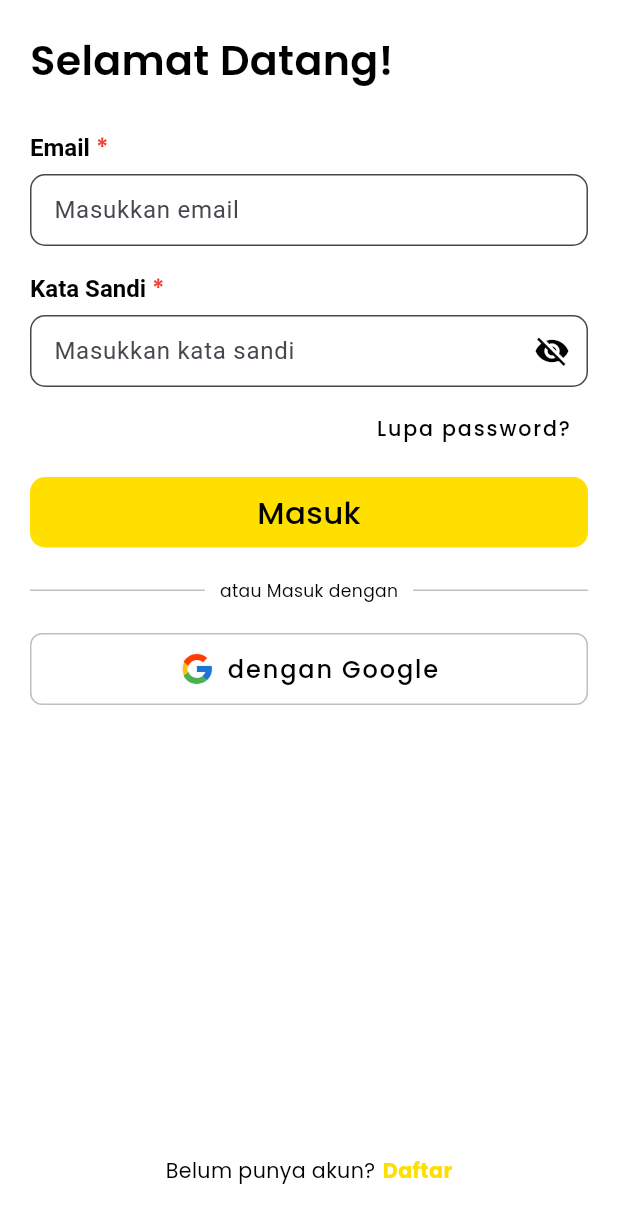
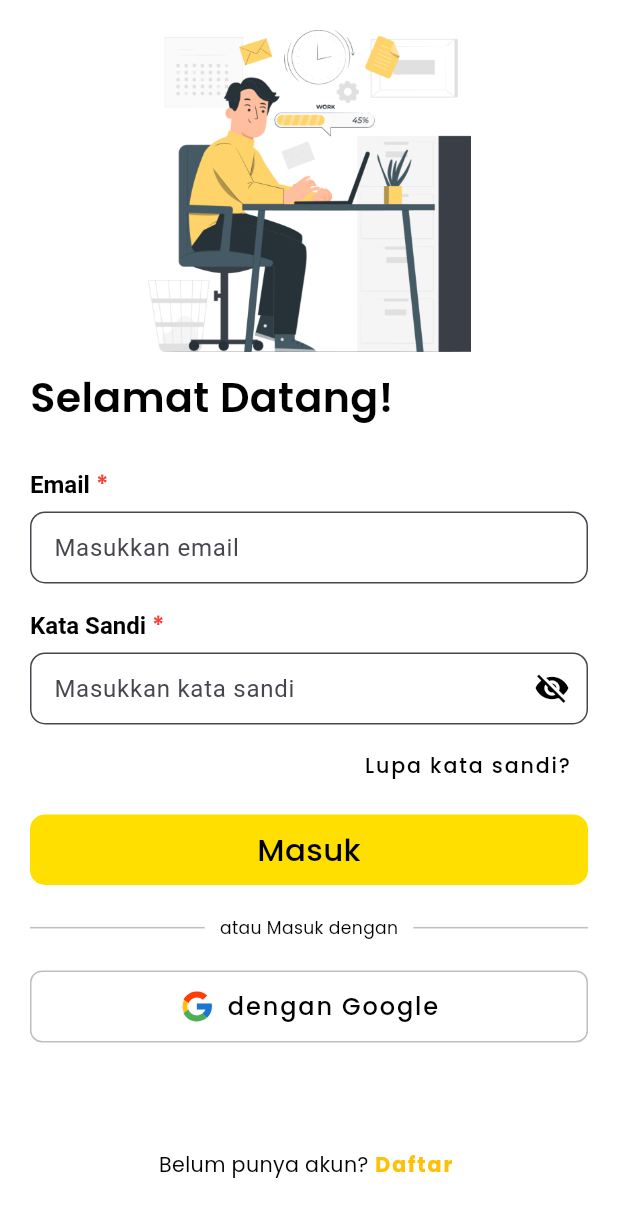
Before and after one commit to TDR-Team/gudang_elektrikal, a Flutter app: the screen it shows after launch, on a phone screen of 412 x 824 dp. Shown: the top 1223 px of the screen. Run offline on Flutter 3.47's test engine with Material 3 defaults, Android fonts, the phone set to English and light mode, and no system bars; our stand-ins replace cloud_firestore, connectivity_plus, dropdown_search, firebase_auth, firebase_core, firebase_storage and 11 more; accounts and stored records are empty; project files that could hold a hidden picture were left out.

```diff
--- a/lib/app/modules/login/views/login_view.dart
+++ b/lib/app/modules/login/views/login_view.dart
@@ -1,10 +1,10 @@
 import 'package:flutter/material.dart';
+import 'package:flutter_screenutil/flutter_screenutil.dart';
 import 'package:flutter_svg/svg.dart';
 
 import 'package:get/get.dart';
 import 'package:gudang_elektrikal/app/common/styles/colors.dart';
 import 'package:gudang_elektrikal/app/common/theme/font.dart';
-import 'package:gudang_elektrikal/app/modules/register/views/register_view.dart';
 import 'package:gudang_elektrikal/app/routes/app_pages.dart';
 import 'package:gudang_elektrikal/app/widgets/custom_text_field.dart';
 
@@ -20,38 +20,25 @@ class LoginView extends GetView<LoginController> {
       builder: (controller) {
         return Scaffold(
           backgroundColor: Colors.white,
-
-          body: SingleChildScrollView(
+          body: SafeArea(
+            child: SingleChildScrollView(
               physics: const ClampingScrollPhysics(),
               keyboardDismissBehavior: ScrollViewKeyboardDismissBehavior.onDrag,
               reverse: true,
               child: Column(
                 children: [
-                // Stack(
-                //   clipBehavior: Clip.none,
-                //   alignment: Alignment.center,
-                //   children: [
-                //     Container(
-                //       height: 200.h,
-                //       decoration: BoxDecoration(
-                //         color: AppColors.primaryColors[0],
-                //         borderRadius: const BorderRadius.only(
-                //           bottomRight: Radius.circular(50),
-                //         ),
-                //       ),
-                //     ),
-                //     Image.asset(
-                //       'assets/images/img_pln.png',
-                //       fit: BoxFit.cover,
-                //     ).marginAll(20),
-                //   ],
-                // ),
                   Padding(
                     padding: const EdgeInsets.all(20.0),
                     child: Column(
                       crossAxisAlignment: CrossAxisAlignment.start,
                       children: [
-                      // const SizedBox(height: 70),
+                        Center(
+                          child: Image.asset(
+                            'assets/images/img_auth.png',
+                            fit: BoxFit.fitHeight,
+                            height: 180.h,
+                          ),
+                        ).marginOnly(bottom: 10),
                         Text(
                           'Selamat Datang!',
                           style: semiBoldText24,
@@ -70,7 +57,8 @@ class LoginView extends GetView<LoginController> {
                           controller: controller.passwordController,
                           isPassword: true,
                           isPasswordHide: controller.isPasswordHide,
-                        onPressedIconPassword: controller.onPressedIconPassword,
+                          onPressedIconPassword:
+                              controller.onPressedIconPassword,
                           // validator: validatorPassword,
                         ),
                         const SizedBox(height: 4),
@@ -81,7 +69,7 @@ class LoginView extends GetView<LoginController> {
                               Get.toNamed(Routes.FORGOT_PASSWORD);
                             },
                             child: Text(
-                            'Lupa password?',
+                              'Lupa kata sandi?',
                               style: mediumText12,
                             ),
                           ),
@@ -126,7 +114,8 @@ class LoginView extends GetView<LoginController> {
                               ),
                             ),
                             Padding(
-                            padding: const EdgeInsets.symmetric(horizontal: 10),
+                              padding:
+                                  const EdgeInsets.symmetric(horizontal: 10),
                               child: Text(
                                 'atau Masuk dengan',
                                 style: regularText10,
@@ -170,13 +159,15 @@ class LoginView extends GetView<LoginController> {
                                 ),
                               ),
                             ),
-                          icon: SvgPicture.asset('assets/icons/ic_google.svg'),
+                            icon:
+                                SvgPicture.asset('assets/icons/ic_google.svg'),
                           ),
                         ),
                       ],
                     ),
                   ),
                 ],
+              ),
             ),
           ),
           bottomNavigationBar: Padding(
@@ -188,13 +179,19 @@ class LoginView extends GetView<LoginController> {
                   'Belum punya akun?',
                   style: regularText12,
                 ),
-                const SizedBox(width: 5),
-                GestureDetector(
-                  onTap: () => Get.offAll(() => const RegisterView()),
+                TextButton(
+                  onPressed: () => Get.offAllNamed(Routes.REGISTER),
+                  style: ButtonStyle(
+                    padding: WidgetStateProperty.all(
+                      const EdgeInsets.all(4),
+                    ),
+                    minimumSize: WidgetStateProperty.all(const Size(50, 25)),
+                    tapTargetSize: MaterialTapTargetSize.shrinkWrap,
+                  ),
                   child: Text(
                     'Daftar',
                     style: boldText12.copyWith(
-                      color: kColorScheme.secondary,
+                      color: Colors.amber,
                     ),
                   ),
                 ),
```
Lines whose indentation alone changed are shown as unchanged.
